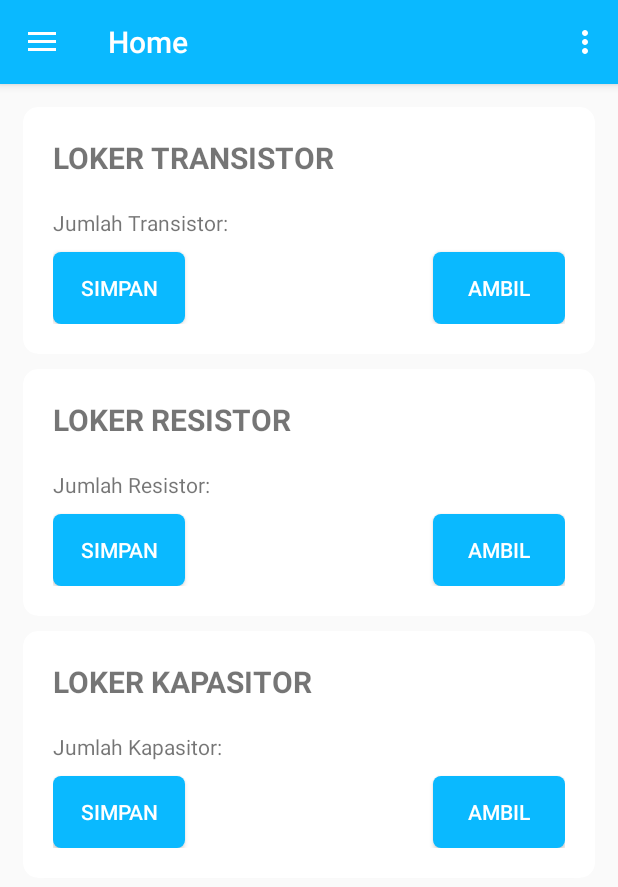
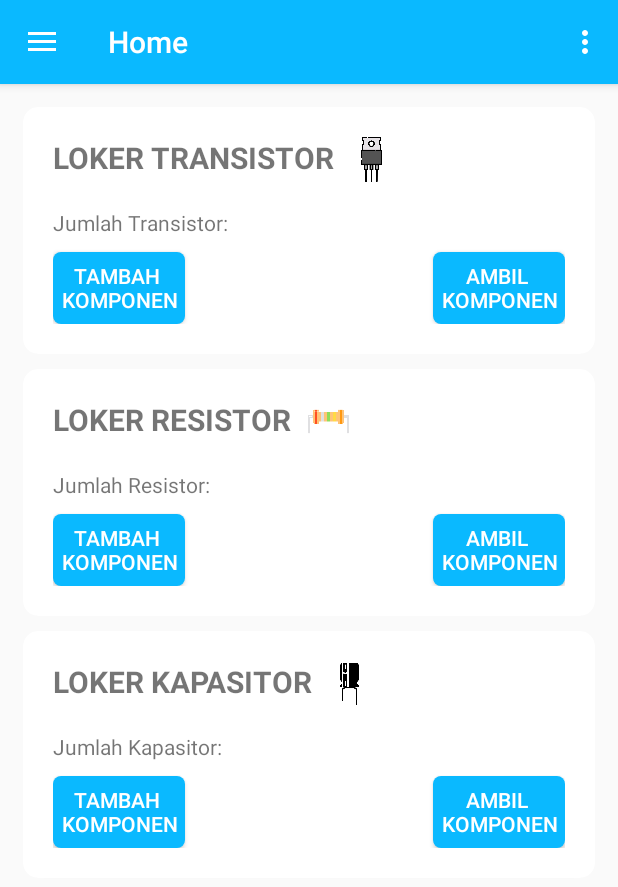
Before and after one commit to dwiseptianprayogi/Loker_Erwan, an Android app: the screen it shows after launch once a user with an empty profile is signed in (NavigationBarActivity), on a phone screen of 412 x 824 dp. Shown: the top 887 px of the screen. Run offline under Robolectric (Android 15) with nearby library versions, the light colour scheme and no system bars; our stand-ins replace Firebase (no records; nobody signed in at launch, a user with empty details on screens opened directly), navigation-ui; 3 statements that could not run were skipped.

Commit message:
12112022

```diff
--- a/app/src/main/java/com/example/lockererwan/dialogFragmentSimpan.kt
+++ b/app/src/main/java/com/example/lockererwan/dialogFragmentSimpan.kt
@@ -260,9 +260,9 @@ class dialogFragmentSimpan : DialogFragment() {
         val mArgs = arguments
         val myValue2 = mArgs!!.getString("komponen")
 //        val empId = database2.push().key!!
-        val history = User(nama,npm,myValue2,jumlahkomponen,londonDateAndTime)
+        val history = User(nama,npm,myValue2,jumlahkomponen,londonDateAndTime.toString())
         database2 = Firebase.database.reference
-        database2.child("lokerErwan/history").child(londonDateAndTime).setValue(history)
+        database2.child("lokerErwan/history").child(londonDateAndTime.toString()).setValue(history)
             .addOnSuccessListener {
 
             }.addOnFailureListener {
--- a/app/src/main/java/com/example/lockererwan/ui/home/HomeFragment.kt
+++ b/app/src/main/java/com/example/lockererwan/ui/home/HomeFragment.kt
@@ -57,7 +57,7 @@ class HomeFragment : Fragment() {
             val args = Bundle()
             args.putString("key", "simpanTransistor")
             args.putString("komponen", "Simpan Transistor")
-            args.putString("judul", "Simpan Komponen Loker Transistor")
+            args.putString("judul", "Tambah Komponen Loker Transistor")
             simpanTransistor.setArguments(args)
             simpanTransistor.show(fragmenManager, dialogFragmentSimpan::class.java.simpleName)
         }
@@ -67,7 +67,7 @@ class HomeFragment : Fragment() {
             val args = Bundle()
             args.putString("key", "simpanResistor")
             args.putString("komponen", "Simpan Resistor")
-            args.putString("judul", "Simpan Komponen Loker Resistor")
+            args.putString("judul", "Tambah Komponen Loker Resistor")
             simpanTransistor.setArguments(args)
             simpanTransistor.show(fragmenManager, dialogFragmentSimpan::class.java.simpleName)
         }
@@ -77,7 +77,7 @@ class HomeFragment : Fragment() {
             val args = Bundle()
             args.putString("key", "simpanKapasitor")
             args.putString("komponen", "Simpan Kapasitor")
-            args.putString("judul", "Simpan Komponen Loker Kapasitor")
+            args.putString("judul", "Tambah Komponen Loker Kapasitor")
             simpanTransistor.setArguments(args)
             simpanTransistor.show(fragmenManager, dialogFragmentSimpan::class.java.simpleName)
         }
@@ -111,8 +111,8 @@ class HomeFragment : Fragment() {
             args.putString("komponen", "Ambil Kapasitor")
             args.putString("keySave", "simpanKapasitor")
             args.putString("judul", "Ambil Komponen Loker Kapasitor")
-            simpanTransistor.setArguments(args)
-            simpanTransistor.show(fragmenManager, dialogFragmentSimpan::class.java.simpleName)
+                simpanTransistor.setArguments(args)
+                simpanTransistor.show(fragmenManager, dialogFragmentSimpan::class.java.simpleName)
         }
 
         database = FirebaseDatabase.getInstance().getReference("lokerErwan/simpanTransistor")
--- a/app/src/main/res/layout/fragment_dialog_simpan.xml
+++ b/app/src/main/res/layout/fragment_dialog_simpan.xml
@@ -84,8 +84,10 @@
             android:layout_below="@id/etJumlahKomponenDialogFragment"
             android:layout_alignParentEnd="true"
             android:background="@drawable/background_button"
-            android:text="Simpan"
-            android:textColor="@color/white" />
+            android:text="tambah \nKomponen"
+            android:textColor="@color/white"
+            android:padding="5dp"/>
+
         <Button
             android:id="@+id/btnAmbilDialogFragment"
             android:layout_width="wrap_content"
@@ -93,7 +95,8 @@
             android:layout_below="@id/etJumlahKomponenDialogFragment"
             android:layout_alignParentEnd="true"
             android:background="@drawable/background_button"
-            android:text="Ambil"
+            android:padding="5dp"
+            android:text="Ambil \nKomponen"
             android:textColor="@color/white" />
 
         <Button
--- a/app/src/main/res/layout/fragment_home.xml
+++ b/app/src/main/res/layout/fragment_home.xml
@@ -23,12 +23,18 @@
 
             <TextView
                 android:id="@+id/tvLokerTransistor"
-                android:layout_width="match_parent"
+                android:layout_width="wrap_content"
                 android:layout_height="wrap_content"
                 android:paddingBottom="10dp"
                 android:text="LOKER TRANSISTOR"
                 android:textSize="20sp"
                 android:textStyle="bold" />
+            <ImageView
+                android:layout_width="50dp"
+                android:layout_height="30dp"
+                android:src="@drawable/transistor"
+                android:layout_toRightOf="@+id/tvLokerTransistor"
+                />
 
             <androidx.appcompat.widget.AppCompatTextView
                 android:id="@+id/tvJumlahKomponenTransistor"
@@ -56,8 +62,9 @@
                 android:layout_below="@+id/tvJumlahKomponenTransistor"
                 android:layout_alignParentStart="true"
                 android:background="@drawable/background_button"
-                android:text="simpan"
-                android:textColor="@color/white"/>
+                android:padding="5dp"
+                android:text="tambah \nkomponen"
+                android:textColor="@color/white" />
 
             <Button
                 android:id="@+id/btnAmbilTransistor"
@@ -66,8 +73,9 @@
                 android:layout_below="@+id/tvJumlahKomponenTransistor"
                 android:layout_alignParentEnd="true"
                 android:background="@drawable/background_button"
-                android:text="AMBIl"
-                android:textColor="@color/white"/>
+                android:padding="5dp"
+                android:text="AMBIl \nkomponen"
+                android:textColor="@color/white" />
         </RelativeLayout>
 
 
@@ -89,13 +97,18 @@
 
             <TextView
                 android:id="@+id/tvLokerResistor"
-                android:layout_width="match_parent"
+                android:layout_width="wrap_content"
                 android:layout_height="wrap_content"
                 android:paddingBottom="10dp"
                 android:text="LOKER RESISTOR"
                 android:textSize="20sp"
                 android:textStyle="bold" />
 
+            <ImageView
+                android:layout_width="50dp"
+                android:layout_height="30dp"
+                android:layout_toRightOf="@+id/tvLokerResistor"
+                android:src="@drawable/resistor" />
             <androidx.appcompat.widget.AppCompatTextView
                 android:id="@+id/tvJumlahKomponenResistor"
                 android:layout_width="wrap_content"
@@ -121,19 +134,21 @@
                 android:layout_height="wrap_content"
                 android:layout_below="@+id/tvJumlahKomponenResistor"
                 android:layout_alignParentStart="true"
-                android:text="simpan"
-                android:textColor="@color/white"
-                android:background="@drawable/background_button"/>
+                android:background="@drawable/background_button"
+                android:padding="5dp"
+                android:text="tambah \nkomponen"
+                android:textColor="@color/white" />
+
             <Button
                 android:id="@+id/btnAmbilResistor"
                 android:layout_width="wrap_content"
                 android:layout_height="wrap_content"
                 android:layout_below="@+id/tvJumlahKomponenResistor"
                 android:layout_alignParentEnd="true"
-                android:text="AMBIl"
-                android:textColor="@color/white"
                 android:background="@drawable/background_button"
-                />
+                android:padding="5dp"
+                android:text="AMBIl \nkomponen"
+                android:textColor="@color/white" />
         </RelativeLayout>
     </androidx.cardview.widget.CardView>
 
@@ -153,12 +168,17 @@
 
             <TextView
                 android:id="@+id/tvLokerKapasitor"
-                android:layout_width="match_parent"
+                android:layout_width="wrap_content"
                 android:layout_height="wrap_content"
                 android:paddingBottom="10dp"
                 android:text="LOKER KAPASITOR"
                 android:textSize="20sp"
                 android:textStyle="bold" />
+            <ImageView
+                android:layout_width="50dp"
+                android:layout_height="30dp"
+                android:layout_toRightOf="@+id/tvLokerKapasitor"
+                android:src="@drawable/capacitor" />
 
             <androidx.appcompat.widget.AppCompatTextView
                 android:id="@+id/tvJumlahKomponenKapasitor"
@@ -185,20 +205,21 @@
                 android:layout_height="wrap_content"
                 android:layout_below="@+id/tvJumlahKomponenKapasitor"
                 android:layout_alignParentStart="true"
-                android:text="simpan"
-                android:textColor="@color/white"
                 android:background="@drawable/background_button"
-                />
+                android:padding="5dp"
+                android:text="tambah \nkomponen"
+                android:textColor="@color/white" />
+
             <Button
                 android:id="@+id/btnAmbilKpasitor"
                 android:layout_width="wrap_content"
                 android:layout_height="wrap_content"
                 android:layout_below="@+id/tvJumlahKomponenKapasitor"
                 android:layout_alignParentEnd="true"
-                android:text="AMBIl"
-                android:textColor="@color/white"
                 android:background="@drawable/background_button"
-                />
+                android:padding="5dp"
+                android:text="AMBIl \nkomponen"
+                android:textColor="@color/white" />
         </RelativeLayout>
     </androidx.cardview.widget.CardView>
 
```
Also changed, not shown: app/src/main/res/drawable/capacitor.png (added), app/src/main/res/drawable/resistor.png (added), app/src/main/res/drawable/transistor.png (added).
